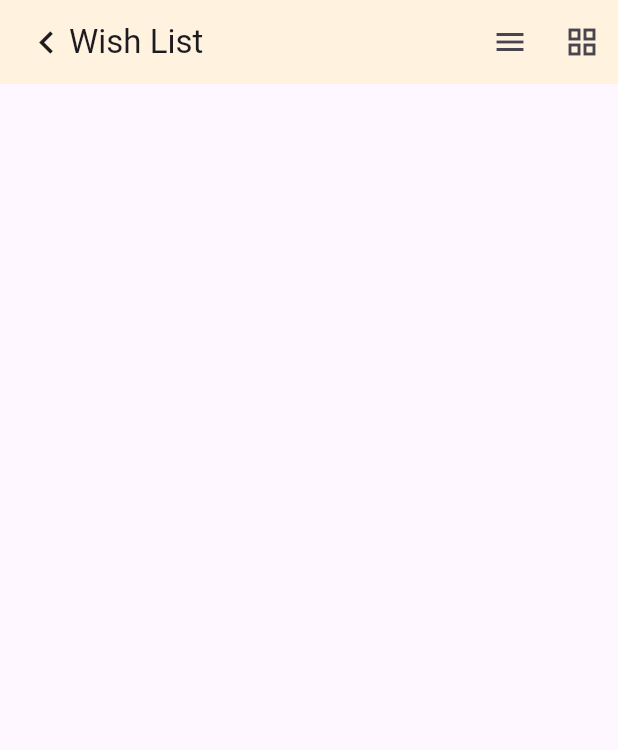
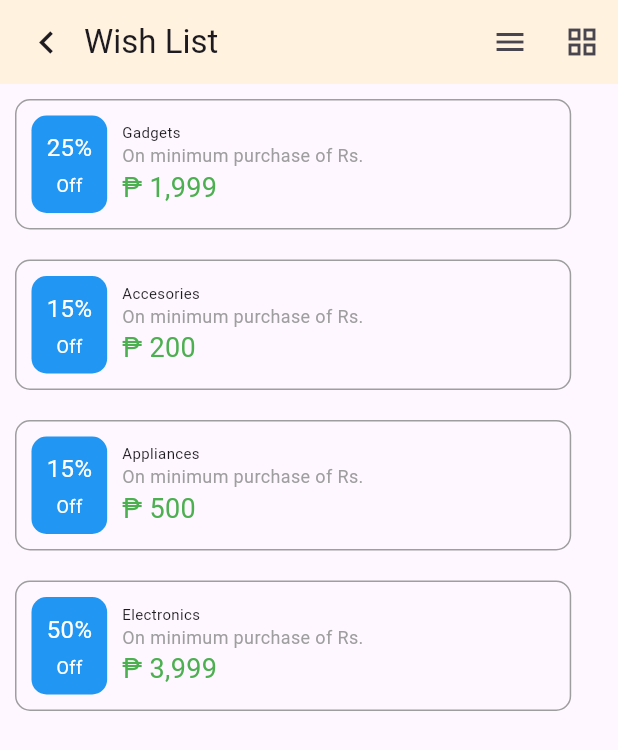
Before and after one commit to Jerickivan29/ChopyApp, a Flutter app: the CouponsPage screen opened directly, on a phone screen of 412 x 824 dp. Shown: the top 750 px of the screen. Run offline on Flutter 3.47's test engine with Material 3 defaults, Android fonts, the phone set to English and light mode, and no system bars; our stand-ins replace carousel_slider.

Commit message:
Profile upd

```diff
--- a/chopy_app/lib/coupons.dart
+++ b/chopy_app/lib/coupons.dart
@@ -1,15 +1,13 @@
 import 'package:chopy_app/main.dart';
 import 'package:flutter/material.dart';
 
-
-class CouponsPage extends StatelessWidget{
-
+class CouponsPage extends StatelessWidget {
   const CouponsPage({super.key});
 
   @override
   Widget build(BuildContext context) {
-    // TODO: implement build
-    return Scaffold(appBar: AppBar(
+    return Scaffold(
+      appBar: AppBar(
         backgroundColor: Color.fromARGB(255, 255, 243, 224),
         title: Row(
           children: [
@@ -25,24 +23,97 @@ class CouponsPage extends StatelessWidget{
                 ),
               ),
             ),
+            SizedBox(width: 10), // Add spacing between the icon and the text
             Text('Wish List'),
           ],
         ),
         actions: [
           IconButton(
-            icon: const Icon(
-              Icons.menu,
-            ),
+            icon: const Icon(Icons.menu),
             onPressed: () {},
           ),
           IconButton(
-            icon: const Icon(
-              Icons.grid_view,
-            ),
+            icon: const Icon(Icons.grid_view),
             onPressed: () {},
           ),
         ],
-      automaticallyImplyLeading: false,),
+        automaticallyImplyLeading: false,
+      ),
+      body: SingleChildScrollView(
+        child: const Column(
+          children: [
+            CouponsSection(off_per: '25%', Type_category: 'Gadgets', desc: 'On minimum purchase of Rs.', min_pay: '₱ 1,999'),
+            CouponsSection(off_per: '15%', Type_category: 'Accesories', desc: 'On minimum purchase of Rs.', min_pay: '₱ 200'),
+            CouponsSection(off_per: '15%', Type_category: 'Appliances', desc: 'On minimum purchase of Rs.', min_pay: '₱ 500'),
+            CouponsSection(off_per: '50%', Type_category: 'Electronics', desc: 'On minimum purchase of Rs.', min_pay: '₱ 3,999'),
+            // Add more CouponsSection widgets here if needed
+          ],
+        ),
+      ),
     );
   }
 }
+
+class CouponsSection extends StatelessWidget {
+  final String off_per;
+  final String Type_category;
+  final String desc;
+  final String min_pay;
+
+  const CouponsSection({
+    super.key,
+    required this.off_per,
+    required this.Type_category,
+    required this.desc,
+    required this.min_pay,
+  });
+
+  @override
+  Widget build(BuildContext context) {
+    return Container(
+      margin: EdgeInsets.all(10),
+      padding: EdgeInsets.all(10),
+      width: MediaQuery.of(context).size.width * 0.9,
+      decoration: BoxDecoration(
+        border: Border.all(color: Colors.grey),
+        borderRadius: BorderRadius.circular(10),
+      ),
+      child: Row(
+        children: [
+          Container(
+            padding: EdgeInsets.all(10),
+            decoration: BoxDecoration(
+              color: Colors.blue,
+              borderRadius: BorderRadius.circular(10),
+            ),
+            child: Column(
+              children: [
+                Text(
+                  off_per,
+                  style: TextStyle(fontSize: 16, color: Colors.white),
+                ),
+                SizedBox(height: 5),
+                Text(
+                  "Off",
+                  style: TextStyle(fontSize: 12, color: Colors.white),
+                ),
+              ],
+            ),
+          ),
+          SizedBox(width: 10),
+          // Texts
+          Expanded(
+            child: Column(
+              crossAxisAlignment: CrossAxisAlignment.start,
+              children: [
+                Text(Type_category, style: TextStyle(fontSize: 10)),
+                Text(desc, style: TextStyle(fontSize: 12, color: Colors.grey)),
+                Text(min_pay, style: TextStyle(fontSize: 18, color: Colors.green)),
+              ],
+            ),
+          ),
+        ],
+      ),
+    );
+  }
+}
--- a/chopy_app/lib/profile.dart
+++ b/chopy_app/lib/profile.dart
@@ -18,8 +18,8 @@ class Profile extends StatelessWidget {
     final List<Map<String, dynamic>> buttonItems = [
       {'text': 'Order', 'icon': Icons.add_box_outlined},
       {'text': 'Wishlist', 'icon': Icons.settings},
-      {'text': 'Messages', 'icon': Icons.message},
-      {'text': 'Notifications', 'icon': Icons.notifications},
+      {'text': 'Coupons', 'icon': Icons.card_giftcard},
+      {'text': 'Cart', 'icon': Icons.shopping_cart},
     ];
 
     final List<void Function()> buttonActions = [
@@ -100,7 +100,7 @@ class ProfileSection extends StatelessWidget {
                 crossAxisAlignment: CrossAxisAlignment.start,
                 children: [
                   Text(
-                    'Thomas Djono',
+                    'User1020',
                     style: TextStyle(
                       fontSize: 20,
                       fontWeight: FontWeight.bold,
@@ -108,7 +108,7 @@ class ProfileSection extends StatelessWidget {
                   ),
                   SizedBox(height: 4),
                   Text(
-                    'ID 02123141',
+                    'ID: 02123141',
                     style: TextStyle(
                       color: Colors.grey[600],
                     ),
```
Lines whose indentation alone changed are shown as unchanged.
